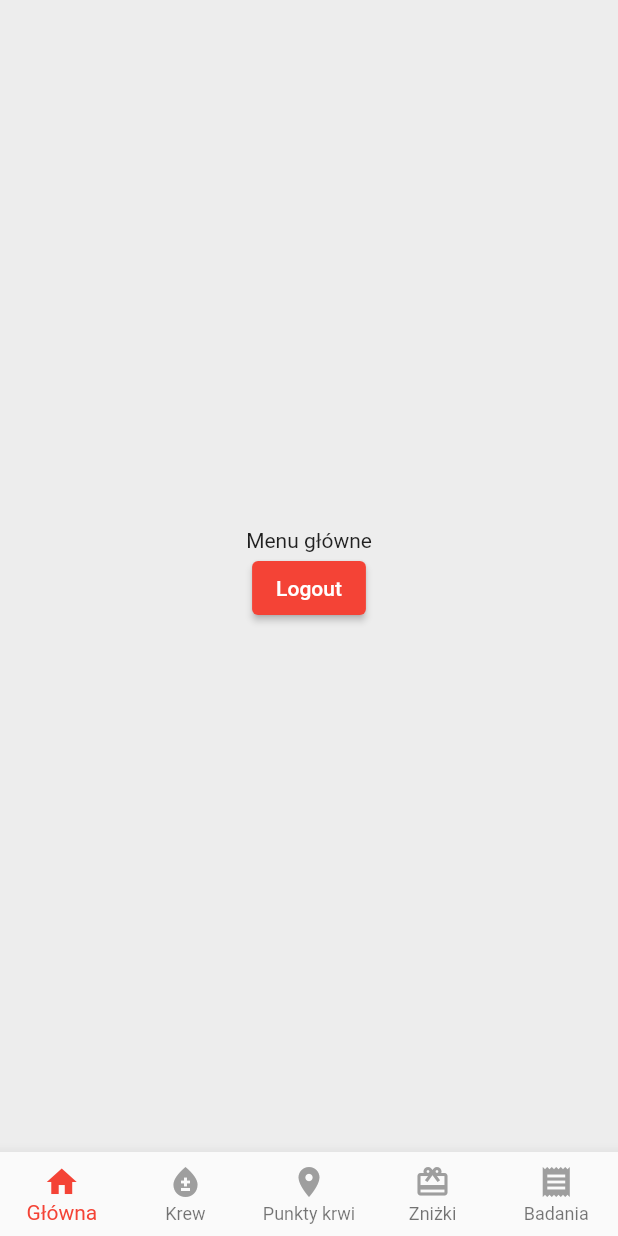
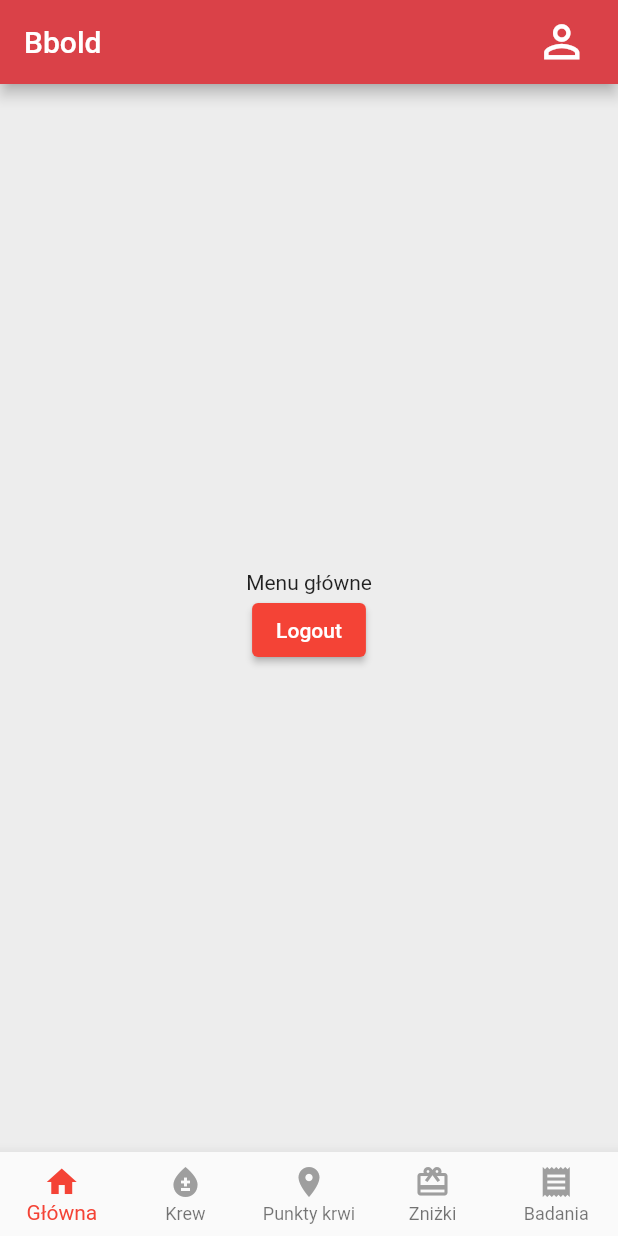
Before and after one commit to r0czak/bblood, a Flutter app: the screen it shows once a user with an empty profile is signed in, on a phone screen of 412 x 824 dp. Run offline on Flutter 3.47's test engine with Material 2 defaults, Android fonts, the phone set to English and light mode, and no system bars; our stand-ins replace cloud_firestore, firebase_auth, firebase_core, fluttertoast; accounts and stored records are empty.

Commit message:
Add app bar to menu controller view, new route to user profile.

```diff
--- a/lib/front/menu_controller.dart
+++ b/lib/front/menu_controller.dart
@@ -38,6 +38,26 @@ class _MenuControllerState extends State<MenuController> {
   @override
   Widget build(BuildContext context) {
     return Scaffold(
+      appBar: AppBar(
+        title: const Text("Bbold"),
+        automaticallyImplyLeading: false,
+        backgroundColor: Color(0xFFDA4148),
+        actions: <Widget>[
+          Padding(
+              padding: EdgeInsets.only(right: 20.0),
+              child: GestureDetector(
+                onTap: () {
+                  Navigator.pushNamed(context, '/profile');
+                },
+                child: const Icon(
+                  Icons.person_outline,
+                  color: Colors.white,
+                  size: 35.0,
+                ),
+              )
+          ),
+        ],
+      ),
       body: PageView(
         controller: _pageController,
         children: _screen,
--- a/lib/utils/router.dart
+++ b/lib/utils/router.dart
@@ -3,6 +3,7 @@ import 'package:flutter/material.dart';
 
 import '../front/login_page.dart';
 import '../front/registration_page.dart';
+import '../front/user_profile_page.dart';
 import '../wrapper.dart';
 
 class Router {
@@ -14,6 +15,8 @@ class Router {
         return MaterialPageRoute(builder: (_) => LoginScreen());
       case '/home':
         return MaterialPageRoute(builder: (_) => MenuController());
+      case '/profile':
+        return MaterialPageRoute(builder: (_) => UserProfileScreen());
       case '/register':
         return MaterialPageRoute(builder: (_) => RegistrationScreen());
       default:
```
